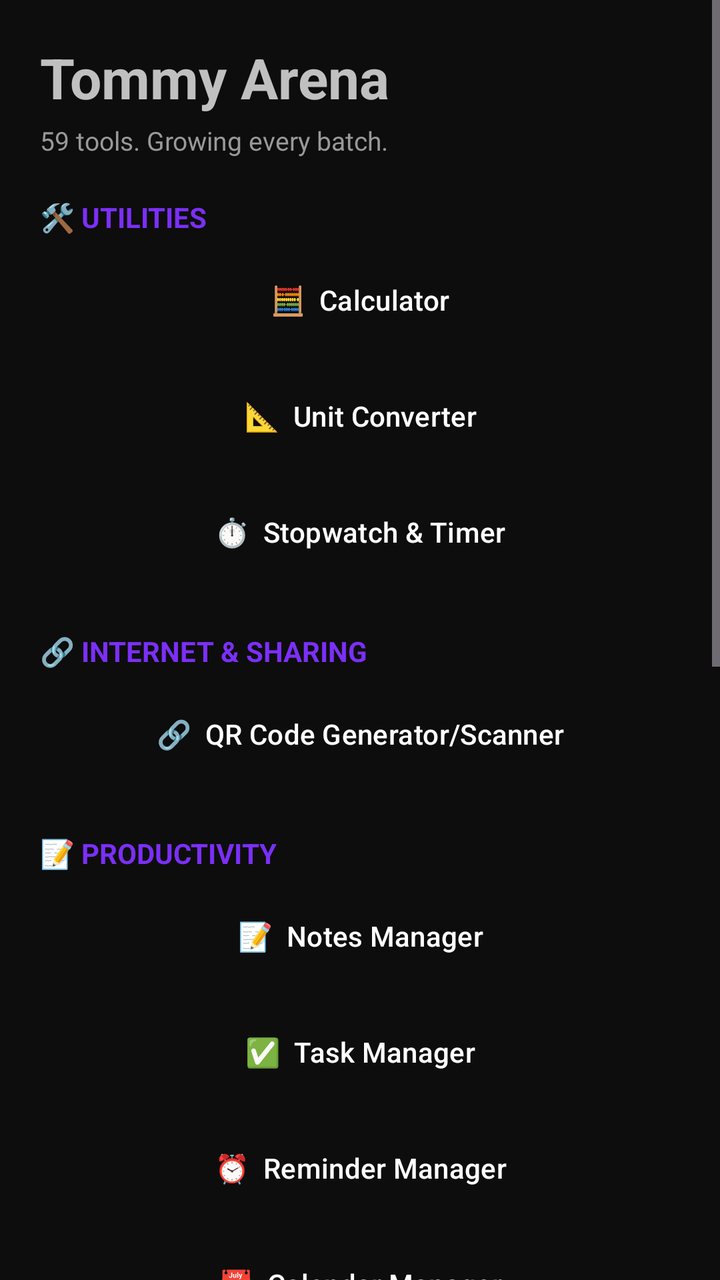
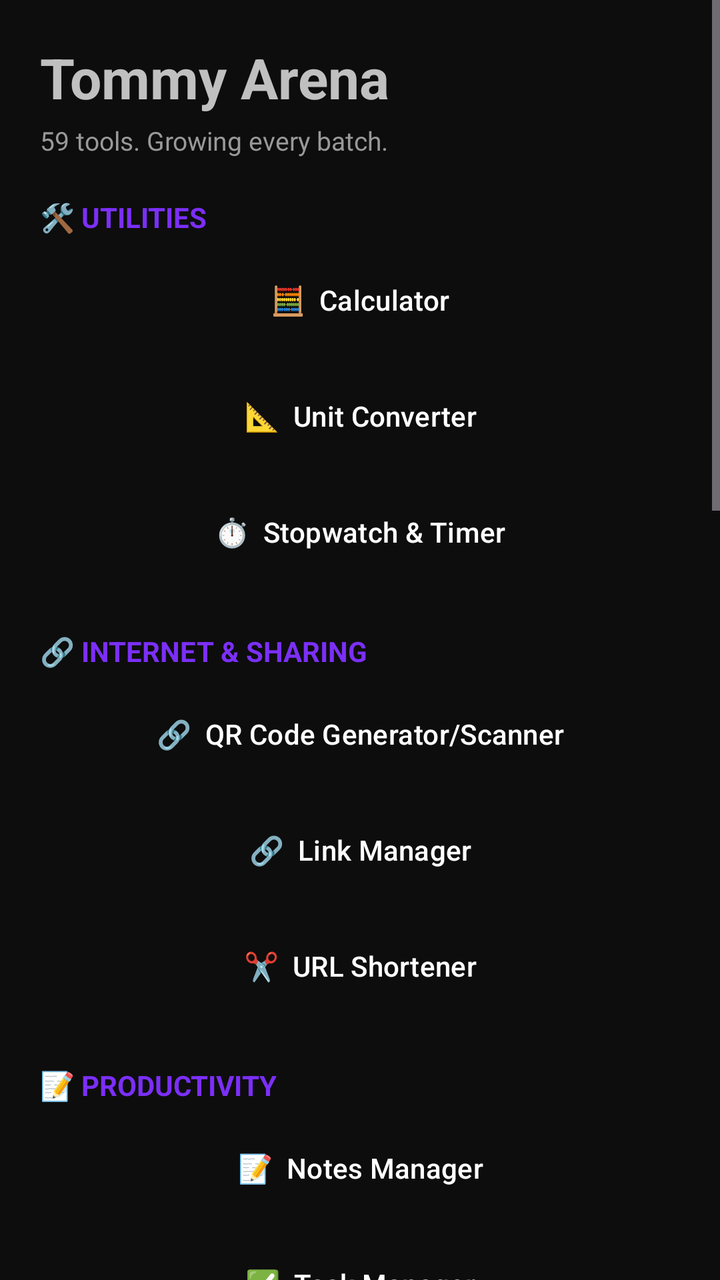

Before-and-after screenshots of an Android layout around one commit, followed by the original layout XML and the change that was made.
<!-- AndroidManifest.xml: application theme Theme.TommyArena -->
<!-- res/layout/activity_main.xml -->
<?xml version="1.0" encoding="utf-8"?>
<ScrollView xmlns:android="http://schemas.android.com/apk/res/android"
    android:layout_width="match_parent"
    android:layout_height="match_parent"
    android:background="@color/background_dark">

    <LinearLayout
        android:layout_width="match_parent"
        android:layout_height="wrap_content"
        android:orientation="vertical"
        android:padding="20dp">

        <TextView
            android:layout_width="wrap_content"
            android:layout_height="wrap_content"
            android:text="Tommy Arena"
            android:textColor="@color/silver"
            android:textSize="28sp"
            android:textStyle="bold"
            android:layout_marginBottom="4dp" />

        <TextView
            android:layout_width="wrap_content"
            android:layout_height="wrap_content"
            android:text="59 tools. Growing every batch."
            android:textColor="#999999"
            android:textSize="13sp"
            android:layout_marginBottom="20dp" />

        <TextView android:layout_width="wrap_content" android:layout_height="wrap_content"
            android:text="🛠️ UTILITIES" android:textColor="@color/purple_primary" android:textStyle="bold" android:layout_marginBottom="8dp" />
        <Button android:id="@+id/btnCalculator" style="@style/ToolButton" android:text="🧮  Calculator" />
        <Button android:id="@+id/btnUnitConverter" style="@style/ToolButton" android:text="📐  Unit Converter" />
        <Button android:id="@+id/btnStopwatch" style="@style/ToolButton" android:text="⏱️  Stopwatch &amp; Timer" />

        <TextView android:layout_width="wrap_content" android:layout_height="wrap_content"
            android:text="🔗 INTERNET &amp; SHARING" android:textColor="@color/purple_primary" android:textStyle="bold" android:layout_marginTop="16dp" android:layout_marginBottom="8dp" />
        <Button android:id="@+id/btnQrCode" style="@style/ToolButton" android:text="🔗  QR Code Generator/Scanner" />

        <TextView android:layout_width="wrap_content" android:layout_height="wrap_content"
            android:text="📝 PRODUCTIVITY" android:textColor="@color/purple_primary" android:textStyle="bold" android:layout_marginTop="16dp" android:layout_marginBottom="8dp" />
        <Button android:id="@+id/btnNotes" style="@style/ToolButton" android:text="📝  Notes Manager" />
        <Button android:id="@+id/btnTasks" style="@style/ToolButton" android:text="✅  Task Manager" />
        <Button android:id="@+id/btnReminders" style="@style/ToolButton" android:text="⏰  Reminder Manager" />
        <Button android:id="@+id/btnCalendar" style="@style/ToolButton" android:text="📅  Calendar Manager" />
        <Button android:id="@+id/btnClipboard" style="@style/ToolButton" android:text="📋  Clipboard Manager" />
        <Button android:id="@+id/btnTextUtils" style="@style/ToolButton" android:text="🔤  Text Utilities" />

        <TextView android:layout_width="wrap_content" android:layout_height="wrap_content"
            android:text="📱 DEVICE" android:textColor="@color/purple_primary" android:textStyle="bold" android:layout_marginTop="16dp" android:layout_marginBottom="8dp" />
        <Button android:id="@+id/btnSystemMonitor" style="@style/ToolButton" android:text="📱  Phone System Monitor" />
        <Button android:id="@+id/btnBatteryMonitor" style="@style/ToolButton" android:text="🔋  Battery Monitor" />

        <TextView android:layout_width="wrap_content" android:layout_height="wrap_content"
            android:text="💰 FINANCE &amp; BUSINESS" android:textColor="@color/purple_primary" android:textStyle="bold" android:layout_marginTop="16dp" android:layout_marginBottom="8dp" />
        <Button android:id="@+id/btnExpenseTracker" style="@style/ToolButton" android:text="💰  Expense Tracker" />
        <Button android:id="@+id/btnInventory" style="@style/ToolButton" android:text="📦  Inventory Manager" />
        <Button android:id="@+id/btnInvoice" style="@style/ToolButton" android:text="🧾  Invoice Generator" />

        <TextView
            android:layout_width="wrap_content"
            android:layout_height="wrap_content"
            android:text="More tools land here as we build each batch."
            android:textColor="#666666"
            android:textSize="12sp"
            android:layout_marginTop="24dp"
            android:gravity="center"
            android:layout_gravity="center" />

    </LinearLayout>
</ScrollView>
<!-- resources referenced by this layout -->
<resources>
  <color name="background_dark">#0D0D0D</color>
  <color name="purple_primary">#7B2FF7</color>
  <color name="silver">#C0C0C0</color>
  <style name="ToolButton" parent="Widget.Material3.Button">
          <item name="android:layout_width">match_parent</item>
          <item name="android:layout_height">wrap_content</item>
          <item name="android:layout_marginBottom">10dp</item>
          <item name="android:textAllCaps">false</item>
          <item name="backgroundTint">@color/purple_dark</item>
          <item name="android:textColor">@color/text_light</item>
          <item name="cornerRadius">10dp</item>
      </style>
  <style name="Theme.TommyArena" parent="Theme.Material3.Dark.NoActionBar">
          <item name="colorPrimary">@color/purple_primary</item>
          <item name="colorPrimaryVariant">@color/purple_dark</item>
          <item name="colorOnPrimary">@color/text_light</item>
          <item name="android:windowBackground">@color/background_dark</item>
      </style>
  <color name="purple_dark">#2E0854</color>
  <color name="text_light">#FFFFFF</color>
</resources>

<!-- the commit's change to res/layout/activity_main.xml (unified diff, before → after) -->
@@ -36,6 +36,8 @@
         <TextView android:layout_width="wrap_content" android:layout_height="wrap_content"
             android:text="🔗 INTERNET &amp; SHARING" android:textColor="@color/purple_primary" android:textStyle="bold" android:layout_marginTop="16dp" android:layout_marginBottom="8dp" />
         <Button android:id="@+id/btnQrCode" style="@style/ToolButton" android:text="🔗  QR Code Generator/Scanner" />
+        <Button android:id="@+id/btnLinkManager" style="@style/ToolButton" android:text="🔗  Link Manager" />
+        <Button android:id="@+id/btnUrlShortener" style="@style/ToolButton" android:text="✂️  URL Shortener" />
 
         <TextView android:layout_width="wrap_content" android:layout_height="wrap_content"
             android:text="📝 PRODUCTIVITY" android:textColor="@color/purple_primary" android:textStyle="bold" android:layout_marginTop="16dp" android:layout_marginBottom="8dp" />
@@ -57,6 +59,15 @@
         <Button android:id="@+id/btnInventory" style="@style/ToolButton" android:text="📦  Inventory Manager" />
         <Button android:id="@+id/btnInvoice" style="@style/ToolButton" android:text="🧾  Invoice Generator" />
 
+        <TextView android:layout_width="wrap_content" android:layout_height="wrap_content"
+            android:text="🧑‍💻 DEVELOPER" android:textColor="@color/purple_primary" android:textStyle="bold" android:layout_marginTop="16dp" android:layout_marginBottom="8dp" />
+        <Button android:id="@+id/btnMarkdown" style="@style/ToolButton" android:text="📄  Markdown Editor" />
+
+        <TextView android:layout_width="wrap_content" android:layout_height="wrap_content"
+            android:text="🌐 NETWORK" android:textColor="@color/purple_primary" android:textStyle="bold" android:layout_marginTop="16dp" android:layout_marginBottom="8dp" />
+        <Button android:id="@+id/btnWebsiteChecker" style="@style/ToolButton" android:text="🌐  Website Checker" />
+        <Button android:id="@+id/btnSpeedTest" style="@style/ToolButton" android:text="📶  Internet Speed Tester" />
+
         <TextView
             android:layout_width="wrap_content"
             android:layout_height="wrap_content"
